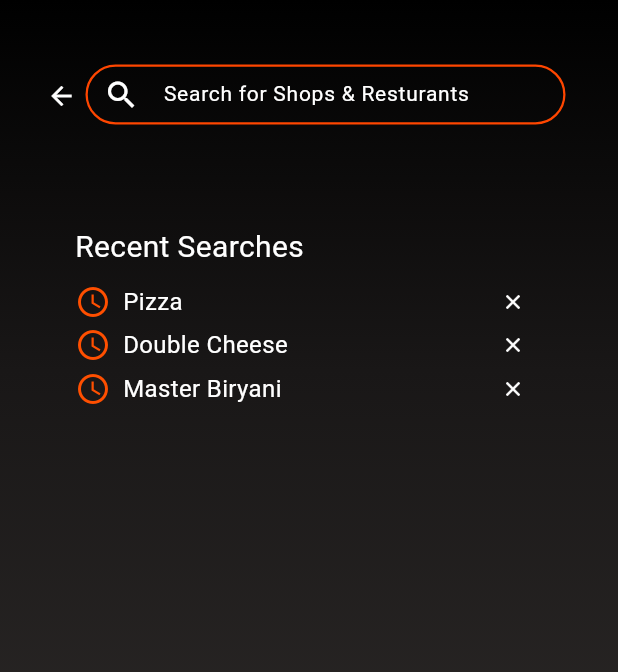
After one commit to AbdullahUsman07/Flutter-Internship, a Flutter app: the HomePage screen opened directly, after a tap on "Search for Shops & Resturants", on a phone screen of 412 x 824 dp. The commit adds this screen. Shown: the top 672 px of the screen. Run offline on Flutter 3.47's test engine with Material 3 defaults, Android fonts, the phone set to English and light mode, and no system bars; our stand-ins replace google_fonts.

Commit message:
feat: search page added

```diff
--- a/day_3/lib/main.dart
+++ b/day_3/lib/main.dart
@@ -3,6 +3,7 @@
 
 
 import 'package:day_3/pages/ladning_page.dart';
+import 'package:day_3/pages/search_page.dart';
 import 'package:flutter/material.dart';
 
 void main(){
--- a/day_3/lib/pages/home_page.dart
+++ b/day_3/lib/pages/home_page.dart
@@ -1,5 +1,6 @@
 import 'package:day_3/data/menu.dart';
 import 'package:day_3/pages/cart_page.dart';
+import 'package:day_3/pages/search_page.dart';
 import 'package:day_3/widgets/cuisine_list.dart';
 import 'package:day_3/widgets/restaurant_list.dart';
 import 'package:day_3/widgets/theme_creator.dart';
@@ -57,7 +58,16 @@ class HomePage extends StatelessWidget {
                         ],
                       ),
                       SizedBox(height: 40),
-                      CustomSearchBar(searchController: _searchController),
+                      InkWell(
+                        onTap: () {
+                          Navigator.push(context, MaterialPageRoute(builder: (context) => SearchPage()));
+                        },
+                        child: IgnorePointer(
+                          child: CustomSearchBar(
+                            searchController: _searchController,
+                          ),
+                        ),
+                      ),
                     ],
                   ),
                 ),
--- /dev/null
+++ b/day_3/lib/pages/search_page.dart
@@ -0,0 +1,75 @@
+import 'package:day_3/widgets/search_bar.dart';
+import 'package:day_3/widgets/theme_creator.dart';
+import 'package:flutter/material.dart';
+
+class SearchPage extends StatelessWidget {
+  const SearchPage({super.key});
+
+  @override
+  Widget build(BuildContext context) {
+    final _searchController = TextEditingController();
+    return Scaffold(
+      body: Stack(
+        children: [
+          themeCreator(context),
+          Positioned(
+            top: 40,
+            left: 17,
+            child: IconButton(
+              onPressed: () {
+                Navigator.pop(context);
+              },
+              icon: Icon(Icons.arrow_back_sharp,color: Colors.white, size: 20), ),
+          ),
+          Positioned(
+            top: 43,
+            left: 57,
+            child: CustomSearchBar(searchController: _searchController, color: Color.fromRGBO(255, 70, 0, 1),),
+          ),
+          Positioned(
+            top: 150,
+            left: 50,
+            child: SizedBox(
+              height: 200,
+              width: 300,
+              child: Column(
+                mainAxisAlignment: MainAxisAlignment.start,
+                crossAxisAlignment: CrossAxisAlignment.start,
+                children: [
+                  Text('Recent Searches', style: TextStyle(color: Colors.white, fontSize: 20)),
+                  const SizedBox(height: 10),
+                  RecentSearch(title: 'Pizza'),
+                  const SizedBox(height: 5),
+                  RecentSearch(title: 'Double Cheese'),
+                  const SizedBox(height: 5),
+                  RecentSearch(title: 'Master Biryani'),
+
+                ],
+              ),
+            ))
+        ],
+      ),
+    );
+  }
+}
+
+class RecentSearch extends StatelessWidget {
+  const RecentSearch({
+    super.key,
+    required this.title,
+  });
+
+  final String title;
+
+  @override
+  Widget build(BuildContext context) {
+    return Row(children: [
+      Icon(Icons.access_time_outlined, color: Color.fromRGBO(255, 79, 0, 1)),
+      SizedBox(width: 8),
+      Expanded(
+        child: Text(title, style: TextStyle(color: Colors.white, fontSize: 16)),
+      ),
+      Icon(Icons.close, color: Colors.white, size: 16),
+    ],);
+  }
+}
--- a/day_3/lib/widgets/search_bar.dart
+++ b/day_3/lib/widgets/search_bar.dart
@@ -6,9 +6,13 @@ class CustomSearchBar extends StatelessWidget {
   const CustomSearchBar({
     super.key,
     required this.searchController,
+    this.color = Colors.white,
+    this.readOnly = false, // Add readOnly parameter
   });
 
   final TextEditingController searchController;
+  final Color color;
+  final bool readOnly; // Add readOnly field
 
   @override
   Widget build(BuildContext context) {
@@ -16,6 +20,7 @@ class CustomSearchBar extends StatelessWidget {
       height: 40,width: 320,
       child: TextFormField(
         controller: searchController,
+        readOnly: readOnly, // Add readOnly property
         style: TextStyle(
           color: Colors.white,
           fontSize: 14,
@@ -25,11 +30,11 @@ class CustomSearchBar extends StatelessWidget {
           hintStyle: TextStyle(color: Colors.white, fontSize: 14),
           enabledBorder: OutlineInputBorder(
             borderRadius: BorderRadius.circular(30),
-            borderSide: BorderSide(color: Colors.white, width: 1.5),
+            borderSide: BorderSide(color: color, width: 1.5),
           ),
           focusedBorder: OutlineInputBorder(
             borderRadius: BorderRadius.circular(30),
-            borderSide: BorderSide(color: Colors.white, width: 1.5),
+            borderSide: BorderSide(color: color, width: 1.5),
           ),
           contentPadding: EdgeInsets.symmetric(horizontal: 15),
           prefixIcon: Icon(Icons.search, color: Colors.white,),
```
